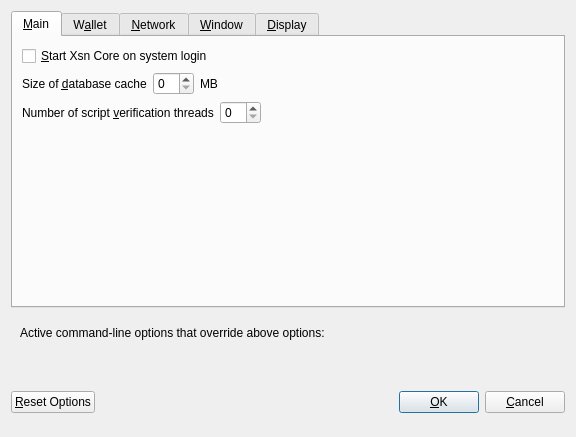
Above: src/qt/forms/optionsdialog.ui from X9Developers/XSN before the change. Below: the same form after it.
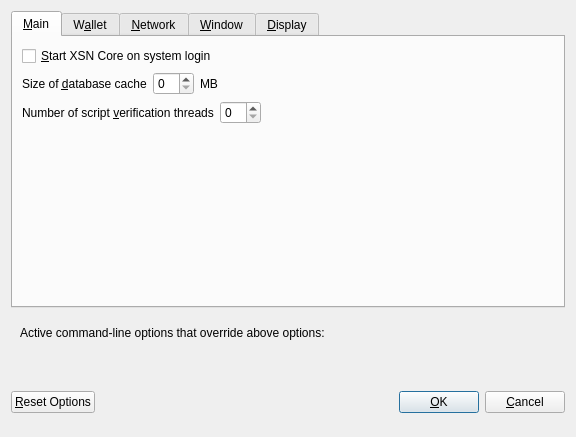
That is the form after the change. Custom widgets are drawn as their Qt base class.

Commit message: Updated branding in UI and core

The edit to the form file:
```diff
--- a/src/qt/forms/optionsdialog.ui
+++ b/src/qt/forms/optionsdialog.ui
@@ -33,7 +33,7 @@
           <string>Automatically start Xsn Core after logging in to the system.</string>
          </property>
          <property name="text">
-          <string>&amp;Start Xsn Core on system login</string>
+          <string>&amp;Start XSN Core on system login</string>
          </property>
         </widget>
        </item>
```
Left out of the diff: 12 changed lines with no effect on the pictures. The commit also changes 91 other files.
